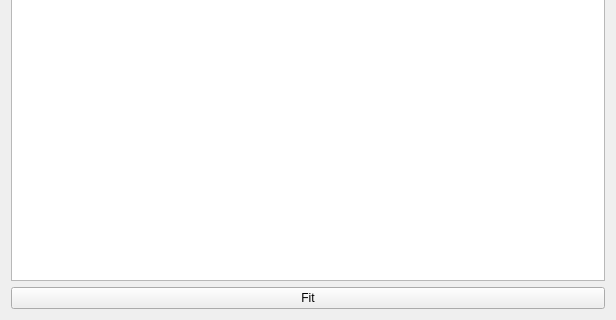
Old version of the form source/Gui/Ui_Batchfitter.ui in the repository lasersphere/Tilda; both pictures show x 0 to 616 and y 169 to 489 of the 616 by 489 pixel window.
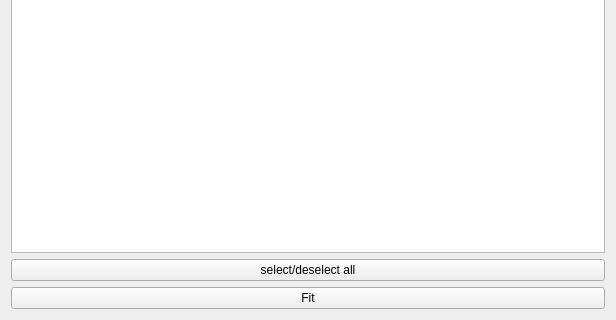
New version of the form.

```diff
--- a/source/Gui/Ui_Batchfitter.ui
+++ b/source/Gui/Ui_Batchfitter.ui
@@ -27,6 +27,13 @@
      </property>
     </widget>
    </item>
+   <item>
+    <widget class="QPushButton" name="pushButton_select_all">
+     <property name="text">
+      <string>select/deselect all</string>
+     </property>
+    </widget>
+   </item>
    <item>
     <widget class="QPushButton" name="bfit">
      <property name="text">
```
